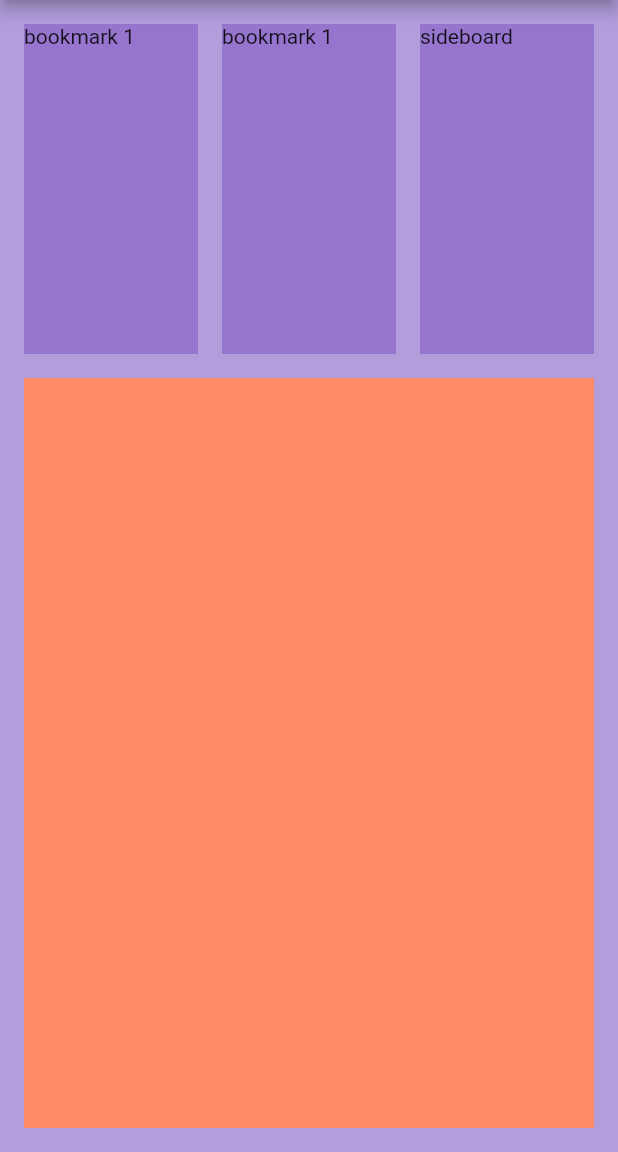
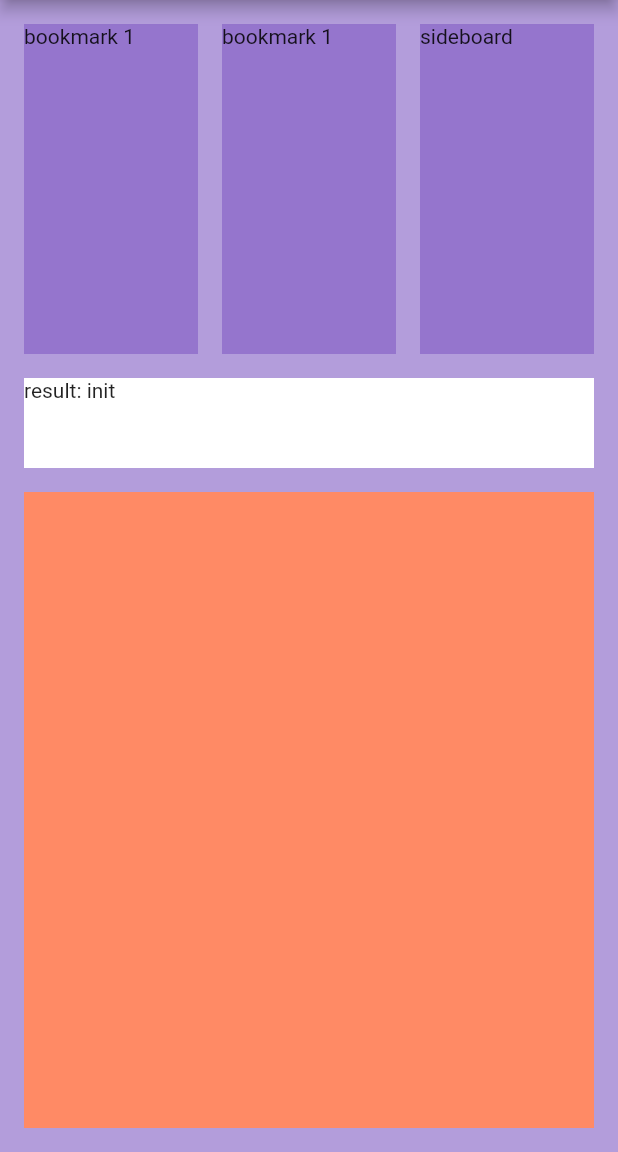
Before and after one commit to tonytmtsh/elementary, a Flutter app: the screen it shows after launch, on a phone screen of 412 x 824 dp, the part 84-1236 px from its top. Run offline on Flutter 3.47's test engine with Material 2 defaults, Android fonts, the phone set to English and light mode, and no system bars; our stand-ins replace cached_network_image, file_picker; missing offline and left inert: dart:html.

Commit message:
attempting fixes for 1st load

```diff
--- a/lib/components/command_bar.dart
+++ b/lib/components/command_bar.dart
@@ -1,6 +1,5 @@
 import 'package:flutter/material.dart';
 import 'package:provider/provider.dart';
-import 'package:elementary/style/styles.dart';
 import 'package:elementary/elements.dart';
 
 import 'command_button.dart';
@@ -13,9 +12,7 @@ class CommandBar extends StatelessWidget {
   @override
   Widget build(BuildContext context) {
     return Consumer<ElementsType>(builder: (context, myModel, child) {
-      return Row(
-        children: const [
-          ButtonBar(
+      return const ButtonBar(
        buttonPadding: EdgeInsets.zero,
        children: [
        CommandButton(command: ElementCommands.clear),
@@ -25,9 +22,7 @@ class CommandBar extends StatelessWidget {
        CommandButton(command: ElementCommands.loadSample),
        CommandButton(command: ElementCommands.loadSampleXml),
        CommandButton(command: ElementCommands.loadFile),
-          ]),
-        ],
-      );
+          ]);
     });
   }
 }
--- /dev/null
+++ b/lib/components/display_log.dart
@@ -0,0 +1,21 @@
+import 'package:flutter/material.dart';
+import 'package:provider/provider.dart';
+import 'package:elementary/elements.dart';
+
+class DisplayLog extends StatelessWidget {
+  const DisplayLog({
+    Key? key,
+  }) : super(key: key);
+
+  @override
+  Widget build(BuildContext context) {
+    return Consumer<ElementsType>(builder: (context, myModel, child) {
+      return Container(
+        color: Colors.white,
+        height: 60,
+        width: double.infinity,
+        child: Text('result: ${myModel.notes}'),
+      );
+    });
+  }
+}
--- a/lib/components/display_screen.dart
+++ b/lib/components/display_screen.dart
@@ -17,7 +17,7 @@ class DisplayScreen extends StatelessWidget {
           child: ListView.builder(
             controller: myModel.scrollController,
             reverse: false,
-            itemCount: myModel.elements?.length,
+            itemCount: myModel.elements.length,
             itemBuilder: (context, i) {
               return Card(
                 child: ListTile(
--- a/lib/pages/homepage.dart
+++ b/lib/pages/homepage.dart
@@ -5,14 +5,10 @@ import 'package:elementary/responsive/responsive_layout.dart';
 
 
 
-class HomePage extends StatefulWidget {
-  const HomePage({Key? key}) : super(key: key);
+class HomePage extends StatelessWidget {
+  const HomePage({super.key});
 
-  @override
-  _HomePageState createState() => _HomePageState();
-}
 
-class _HomePageState extends State<HomePage> {
   @override
   Widget build(BuildContext context) {
     return const Scaffold(
--- a/lib/responsive/mobile_body.dart
+++ b/lib/responsive/mobile_body.dart
@@ -1,6 +1,8 @@
 import 'package:flutter/material.dart';
 import '../components/command_bar.dart';
 import '../components/display_screen.dart';
+import '../components/display_log.dart';
+
 
 class MyMobileBody extends StatelessWidget {
   const MyMobileBody({Key? key}) : super(key: key);
@@ -57,6 +59,12 @@ class MyMobileBody extends StatelessWidget {
               ),
             ),
           ]),
+          Padding(
+              padding: const EdgeInsets.all(8.0),
+              child: Container(
+                color: Colors.deepPurple,
+                child: const DisplayLog(),
+              )),
           Expanded(
               child: Padding(
                   padding: const EdgeInsets.all(8.0),
```
Also changed, not shown: lib/elements.dart (+11 -0 lines), lib/responsive/desktop_body.dart (+9 -1 lines), 1 other file. Lines whose indentation alone changed are shown as unchanged.
